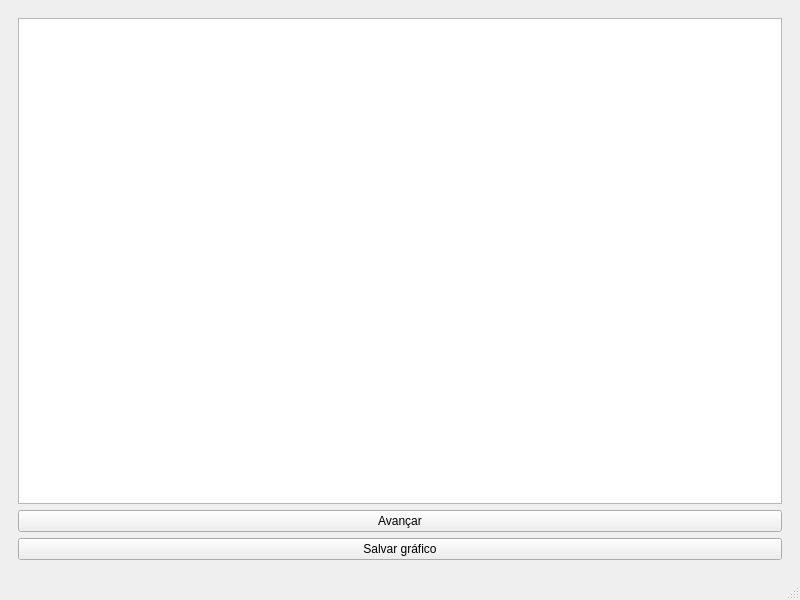
This is mainwindow.ui in ThiagoDSMarcelino/sim-os as Qt 5 draws it before an edit. The edited form follows.
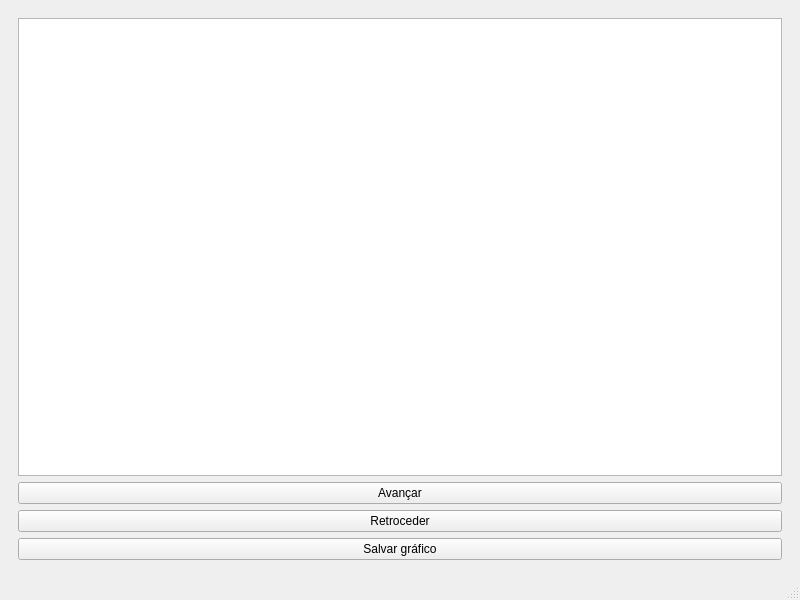
This is the edited form. The open tabs and pages were chosen to show the change.

Commit message: implement previous button

Patch:
```diff
--- a/mainwindow.ui
+++ b/mainwindow.ui
@@ -60,6 +60,13 @@
           </property>
          </widget>
         </item>
+        <item>
+         <widget class="QPushButton" name="previousQuantunButton">
+          <property name="text">
+           <string>Retroceder</string>
+          </property>
+         </widget>
+        </item>
         <item>
          <widget class="QPushButton" name="saveButton">
           <property name="text">
```
Left out of the diff: 2 changed lines with no effect on the pictures. The commit also changes 10 other files.
